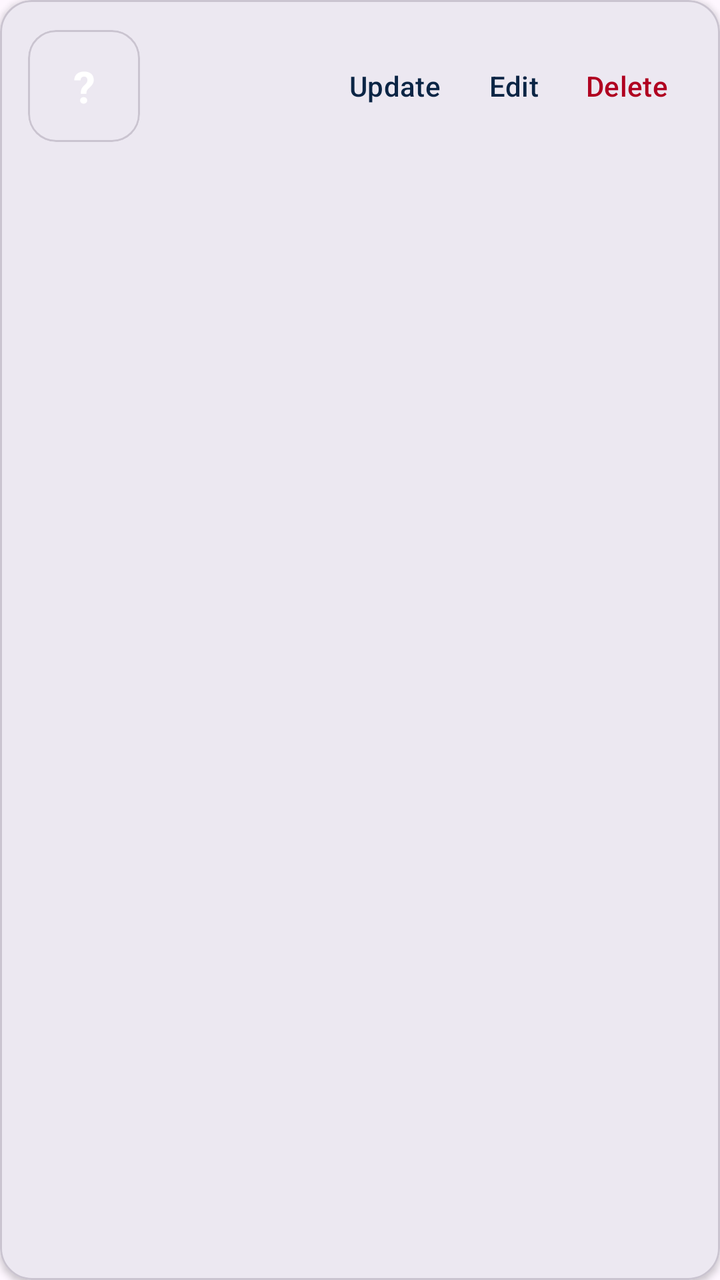
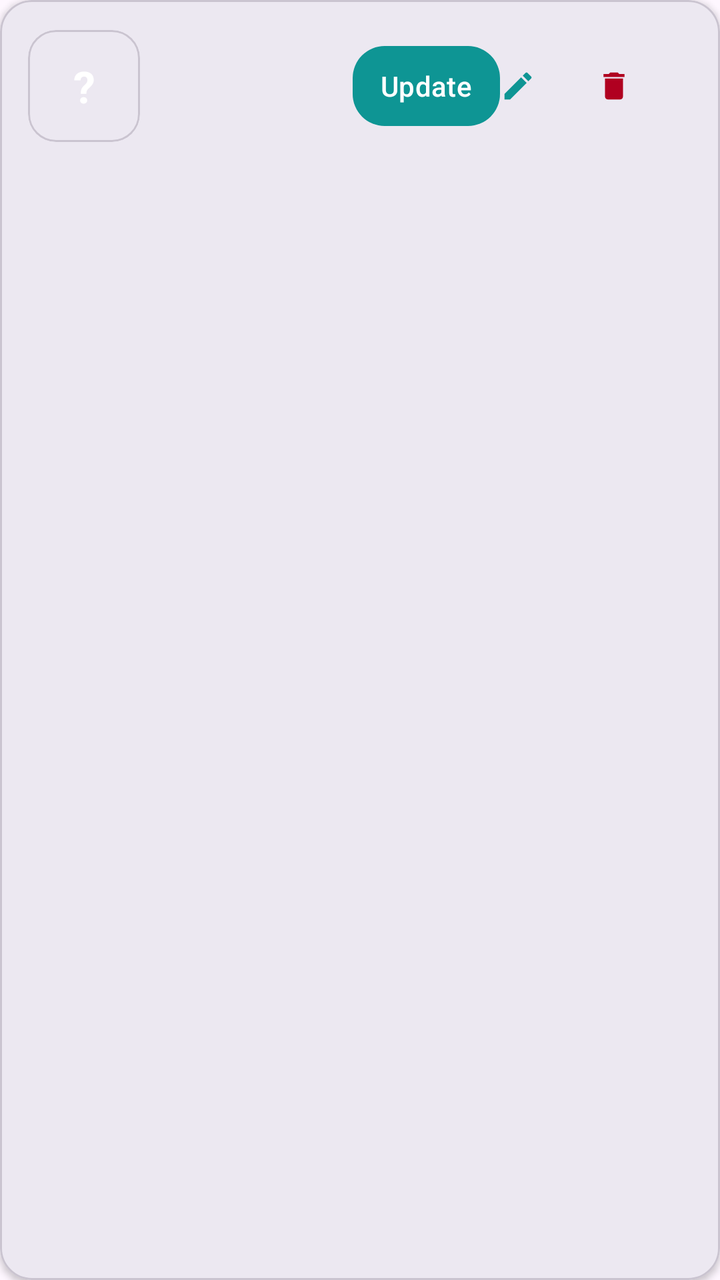

Compare the two renders of this Android layout. The source of the first and the diff that turns it into the second are given below.
<!-- AndroidManifest.xml: application theme Theme.GoharStore -->
<!-- res/layout/item_admin_app.xml -->
<?xml version="1.0" encoding="utf-8"?>
<com.google.android.material.card.MaterialCardView xmlns:android="http://schemas.android.com/apk/res/android"
    xmlns:app="http://schemas.android.com/apk/res-auto"
    android:layout_width="match_parent"
    android:layout_height="wrap_content"
    android:layout_marginStart="16dp"
    android:layout_marginTop="10dp"
    android:layout_marginEnd="16dp"
    app:cardCornerRadius="16dp"
    app:cardElevation="2dp">

    <LinearLayout
        android:layout_width="match_parent"
        android:layout_height="wrap_content"
        android:gravity="center_vertical"
        android:orientation="horizontal"
        android:padding="14dp">

        
        <FrameLayout
            android:layout_width="56dp"
            android:layout_height="56dp">

            <TextView
                android:id="@+id/appIcon"
                android:layout_width="match_parent"
                android:layout_height="match_parent"
                android:gravity="center"
                android:text="?"
                android:textColor="@android:color/white"
                android:textSize="22sp"
                android:textStyle="bold" />

            <com.google.android.material.card.MaterialCardView
                android:layout_width="match_parent"
                android:layout_height="match_parent"
                app:cardBackgroundColor="@android:color/transparent"
                app:cardCornerRadius="14dp"
                app:cardElevation="0dp">

                <ImageView
                    android:id="@+id/appIconImage"
                    android:layout_width="match_parent"
                    android:layout_height="match_parent"
                    android:scaleType="centerCrop"
                    android:visibility="gone" />

            </com.google.android.material.card.MaterialCardView>
        </FrameLayout>

        <LinearLayout
            android:layout_width="0dp"
            android:layout_height="wrap_content"
            android:layout_marginStart="12dp"
            android:layout_weight="1"
            android:orientation="vertical">

            <TextView
                android:id="@+id/appName"
                android:layout_width="wrap_content"
                android:layout_height="wrap_content"
                android:textSize="16sp"
                android:textStyle="bold" />

            <TextView
                android:id="@+id/appMeta"
                android:layout_width="wrap_content"
                android:layout_height="wrap_content"
                android:layout_marginTop="2dp"
                android:textSize="12sp" />

            <TextView
                android:id="@+id/appPackage"
                android:layout_width="wrap_content"
                android:layout_height="wrap_content"
                android:layout_marginTop="2dp"
                android:textSize="12sp" />

        </LinearLayout>

        <com.google.android.material.button.MaterialButton
            android:id="@+id/updateButton"
            style="@style/Widget.Material3.Button.TextButton"
            android:layout_width="wrap_content"
            android:layout_height="wrap_content"
            android:minWidth="0dp"
            android:text="@string/admin_update" />

        <com.google.android.material.button.MaterialButton
            android:id="@+id/editButton"
            style="@style/Widget.Material3.Button.TextButton"
            android:layout_width="wrap_content"
            android:layout_height="wrap_content"
            android:minWidth="0dp"
            android:text="@string/admin_edit" />

        <com.google.android.material.button.MaterialButton
            android:id="@+id/deleteButton"
            style="@style/Widget.Material3.Button.TextButton"
            android:layout_width="wrap_content"
            android:layout_height="wrap_content"
            android:minWidth="0dp"
            android:text="@string/admin_delete"
            android:textColor="@color/design_default_color_error" />

    </LinearLayout>

</com.google.android.material.card.MaterialCardView>
<!-- resources referenced by this layout -->
<resources>
  <string name="admin_delete">Delete</string>
  <string name="admin_edit">Edit</string>
  <string name="admin_update">Update</string>
  <style name="Theme.GoharStore" parent="Theme.Material3.DayNight.NoActionBar">
          <item name="colorPrimary">@color/gohar_navy</item>
          <item name="colorPrimaryDark">@color/gohar_navy_dark</item>
          <item name="colorOnPrimary">@android:color/white</item>
          <item name="colorSecondary">@color/gohar_teal</item>
          <item name="colorSecondaryContainer">#D6F2F1</item>
          <item name="colorOnSecondary">@android:color/white</item>
          <item name="toolbarStyle">@style/Widget.GoharStore.Toolbar</item>
          
          <item name="android:statusBarColor">@color/gohar_navy</item>
          <item name="android:windowLightStatusBar">false</item>
      </style>
  <color name="gohar_navy">#0B2545</color>
  <color name="gohar_navy_dark">#071A33</color>
  <color name="gohar_teal">#0E9594</color>
  <style name="Widget.GoharStore.Toolbar" parent="Widget.Material3.Toolbar">
          <item name="android:background">@color/gohar_navy</item>
          <item name="titleTextColor">@android:color/white</item>
          <item name="subtitleTextColor">#C7D6E8</item>
      </style>
</resources>

<!-- the commit's change to res/layout/item_admin_app.xml (unified diff, before → after) -->
@@ -78,30 +78,44 @@
 
         </LinearLayout>
 
+        
         <com.google.android.material.button.MaterialButton
             android:id="@+id/updateButton"
-            style="@style/Widget.Material3.Button.TextButton"
             android:layout_width="wrap_content"
             android:layout_height="wrap_content"
             android:minWidth="0dp"
-            android:text="@string/admin_update" />
+            android:paddingStart="14dp"
+            android:paddingEnd="14dp"
+            android:text="@string/admin_update"
+            android:textColor="@android:color/white"
+            app:backgroundTint="@color/gohar_teal"
+            app:cornerRadius="16dp" />
 
         <com.google.android.material.button.MaterialButton
             android:id="@+id/editButton"
             style="@style/Widget.Material3.Button.TextButton"
-            android:layout_width="wrap_content"
-            android:layout_height="wrap_content"
+            android:layout_width="48dp"
+            android:layout_height="48dp"
+            android:contentDescription="@string/admin_edit"
             android:minWidth="0dp"
-            android:text="@string/admin_edit" />
+            android:paddingStart="0dp"
+            android:paddingEnd="0dp"
+            app:icon="@drawable/ic_edit"
+            app:iconPadding="0dp"
+            app:iconTint="@color/gohar_teal" />
 
         <com.google.android.material.button.MaterialButton
             android:id="@+id/deleteButton"
             style="@style/Widget.Material3.Button.TextButton"
-            android:layout_width="wrap_content"
-            android:layout_height="wrap_content"
+            android:layout_width="48dp"
+            android:layout_height="48dp"
+            android:contentDescription="@string/admin_delete"
             android:minWidth="0dp"
-            android:text="@string/admin_delete"
-            android:textColor="@color/design_default_color_error" />
+            android:paddingStart="0dp"
+            android:paddingEnd="0dp"
+            app:icon="@drawable/ic_delete"
+            app:iconPadding="0dp"
+            app:iconTint="@color/design_default_color_error" />
 
     </LinearLayout>
 
<!-- resource entries referenced after the edit -->
@@ -18,6 +18,28 @@
   <color name="gohar_navy">#0B2545</color>
   <color name="gohar_navy_dark">#071A33</color>
   <color name="gohar_teal">#0E9594</color>
+  <!-- drawable ic_delete (drawable) -->
+  <?xml version="1.0" encoding="utf-8"?>
+  <vector xmlns:android="http://schemas.android.com/apk/res/android"
+      android:width="24dp"
+      android:height="24dp"
+      android:viewportWidth="24"
+      android:viewportHeight="24">
+      <path
+          android:fillColor="#000000"
+          android:pathData="M6,19c0,1.1 0.9,2 2,2h8c1.1,0 2,-0.9 2,-2V7H6v12zM19,4h-3.5l-1,-1h-5l-1,1H5v2h14V4z" />
+  </vector>
+  <!-- drawable ic_edit (drawable) -->
+  <?xml version="1.0" encoding="utf-8"?>
+  <vector xmlns:android="http://schemas.android.com/apk/res/android"
+      android:width="24dp"
+      android:height="24dp"
+      android:viewportWidth="24"
+      android:viewportHeight="24">
+      <path
+          android:fillColor="#000000"
+          android:pathData="M3,17.25V21h3.75L17.81,9.94l-3.75,-3.75L3,17.25zM20.71,7.04c0.39,-0.39 0.39,-1.02 0,-1.41l-2.34,-2.34c-0.39,-0.39 -1.02,-0.39 -1.41,0l-1.83,1.83 3.75,3.75 1.83,-1.83z" />
+  </vector>
   <style name="Widget.GoharStore.Toolbar" parent="Widget.Material3.Toolbar">
           <item name="android:background">@color/gohar_navy</item>
           <item name="titleTextColor">@android:color/white</item>
